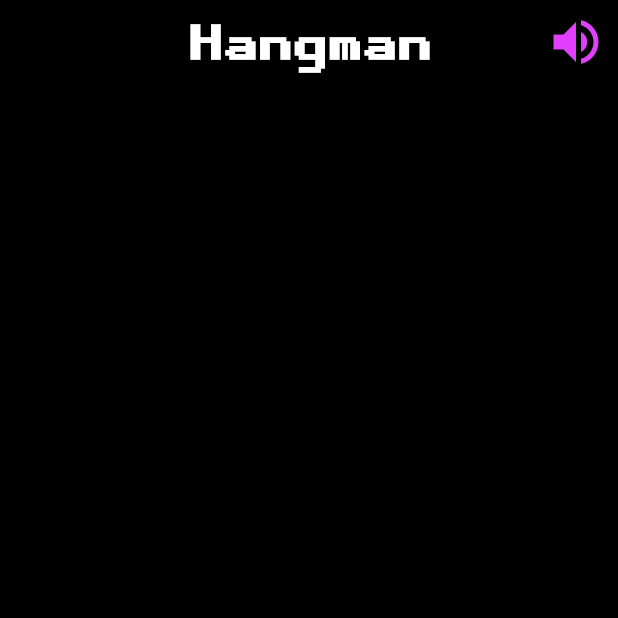
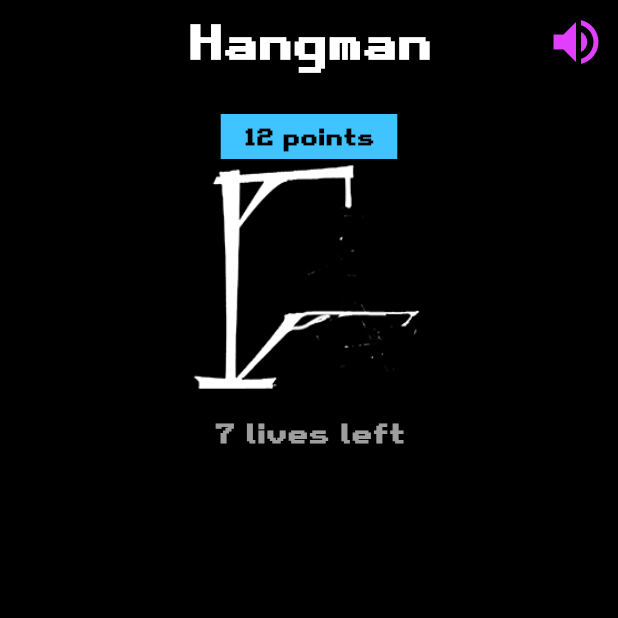
Before and after one commit to UildsonSantos/hangman, a Flutter app: the screen it shows after launch, on a phone screen of 412 x 824 dp, the top half of it. Run offline on Flutter 3.47's test engine with Material 3 defaults, Android fonts, the phone set to English and light mode, and no system bars.

Commit message:
points, hangman image and lifes

```diff
--- a/lib/pages/game_screen.dart
+++ b/lib/pages/game_screen.dart
@@ -33,6 +33,46 @@ class _GameScreenState extends State<GameScreen> {
           )
         ],
       ),
+      body: SingleChildScrollView(
+        child: Container(
+          alignment: Alignment.center,
+          child: Column(
+            children: [
+              Container(
+                margin: const EdgeInsets.only(top: 20),
+                alignment: Alignment.center,
+                width: MediaQuery.of(context).size.width / 3.5,
+                height: 30,
+                decoration: const BoxDecoration(color: Colors.lightBlueAccent),
+                child: Text(
+                  '12 points',
+                  style: retroStyle(
+                    size: 15,
+                    color: Colors.black,
+                    fontWeight: FontWeight.bold,
+                  ),
+                ),
+              ),
+              const Image(
+                width: 155,
+                height: 155,
+                image: AssetImage('assets/images/hangman0.png'),
+                color: Colors.white,
+                fit: BoxFit.cover,
+              ),
+              const SizedBox(height: 15),
+              Text(
+                '7 lives left',
+                style: retroStyle(
+                  size: 18,
+                  color: Colors.grey,
+                  fontWeight: FontWeight.w700,
+                ),
+              ),
+            ],
+          ),
+        ),
+      ),
     );
   }
 }
```
